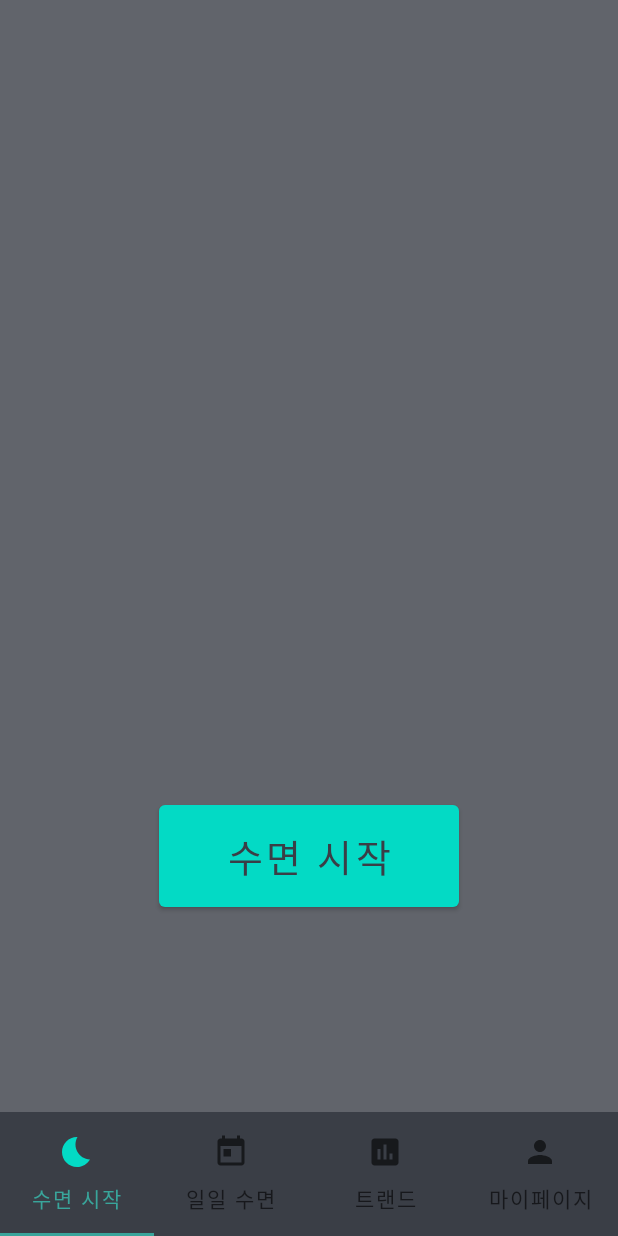
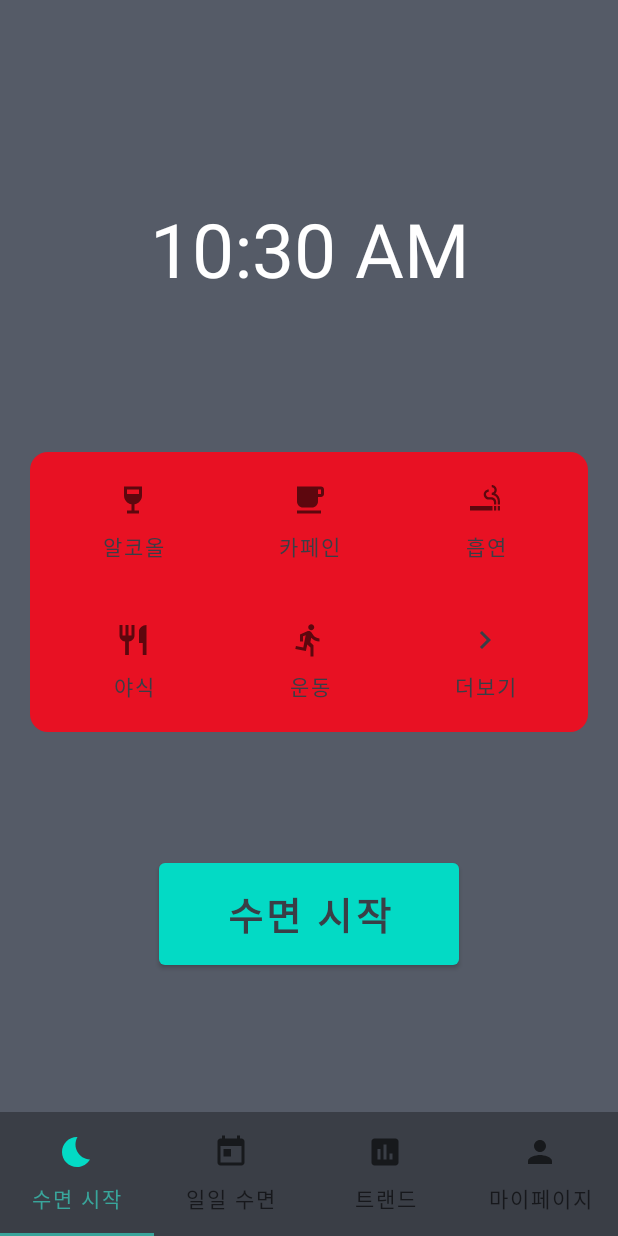
Before and after one commit to kpuce2021/Rebound, an Android app: the screen it shows after launch (MainActivity), on a phone screen of 412 x 824 dp. Run offline under Robolectric (Android 15) with nearby library versions, the phone set to English and light mode, and no system bars.

Commit message:
main 2021.01.28

```diff
--- /dev/null
+++ b/sleepwell/app/src/main/res/drawable/ic_baseline_directions_run_24.xml
@@ -0,0 +1,10 @@
+<vector xmlns:android="http://schemas.android.com/apk/res/android"
+    android:width="24dp"
+    android:height="24dp"
+    android:viewportWidth="24"
+    android:viewportHeight="24"
+    android:tint="?attr/colorControlNormal">
+  <path
+      android:fillColor="@android:color/white"
+      android:pathData="M13.49,5.48c1.1,0 2,-0.9 2,-2s-0.9,-2 -2,-2 -2,0.9 -2,2 0.9,2 2,2zM9.89,19.38l1,-4.4 2.1,2v6h2v-7.5l-2.1,-2 0.6,-3c1.3,1.5 3.3,2.5 5.5,2.5v-2c-1.9,0 -3.5,-1 -4.3,-2.4l-1,-1.6c-0.4,-0.6 -1,-1 -1.7,-1 -0.3,0 -0.5,0.1 -0.8,0.1l-5.2,2.2v4.7h2v-3.4l1.8,-0.7 -1.6,8.1 -4.9,-1 -0.4,2 7,1.4z"/>
+</vector>
--- /dev/null
+++ b/sleepwell/app/src/main/res/drawable/ic_baseline_keyboard_arrow_right_24.xml
@@ -0,0 +1,10 @@
+<vector xmlns:android="http://schemas.android.com/apk/res/android"
+    android:width="24dp"
+    android:height="24dp"
+    android:viewportWidth="24"
+    android:viewportHeight="24"
+    android:tint="?attr/colorControlNormal">
+  <path
+      android:fillColor="@android:color/white"
+      android:pathData="M8.59,16.59L13.17,12 8.59,7.41 10,6l6,6 -6,6 -1.41,-1.41z"/>
+</vector>
--- /dev/null
+++ b/sleepwell/app/src/main/res/drawable/ic_baseline_local_cafe_24.xml
@@ -0,0 +1,10 @@
+<vector xmlns:android="http://schemas.android.com/apk/res/android"
+    android:width="24dp"
+    android:height="24dp"
+    android:viewportWidth="24"
+    android:viewportHeight="24"
+    android:tint="?attr/colorControlNormal">
+  <path
+      android:fillColor="@android:color/white"
+      android:pathData="M20,3L4,3v10c0,2.21 1.79,4 4,4h6c2.21,0 4,-1.79 4,-4v-3h2c1.11,0 2,-0.9 2,-2L22,5c0,-1.11 -0.89,-2 -2,-2zM20,8h-2L18,5h2v3zM4,19h16v2L4,21z"/>
+</vector>
--- /dev/null
+++ b/sleepwell/app/src/main/res/drawable/ic_baseline_restaurant_24.xml
@@ -0,0 +1,10 @@
+<vector xmlns:android="http://schemas.android.com/apk/res/android"
+    android:width="24dp"
+    android:height="24dp"
+    android:viewportWidth="24"
+    android:viewportHeight="24"
+    android:tint="?attr/colorControlNormal">
+  <path
+      android:fillColor="@android:color/white"
+      android:pathData="M11,9L9,9L9,2L7,2v7L5,9L5,2L3,2v7c0,2.12 1.66,3.84 3.75,3.97L6.75,22h2.5v-9.03C11.34,12.84 13,11.12 13,9L13,2h-2v7zM16,6v8h2.5v8L21,22L21,2c-2.76,0 -5,2.24 -5,4z"/>
+</vector>
--- /dev/null
+++ b/sleepwell/app/src/main/res/drawable/ic_baseline_smoking_rooms_24.xml
@@ -0,0 +1,10 @@
+<vector xmlns:android="http://schemas.android.com/apk/res/android"
+    android:width="24dp"
+    android:height="24dp"
+    android:viewportWidth="24"
+    android:viewportHeight="24"
+    android:tint="?attr/colorControlNormal">
+  <path
+      android:fillColor="@android:color/white"
+      android:pathData="M2,16h15v3L2,19zM20.5,16L22,16v3h-1.5zM18,16h1.5v3L18,19zM18.85,7.73c0.62,-0.61 1,-1.45 1,-2.38C19.85,3.5 18.35,2 16.5,2v1.5c1.02,0 1.85,0.83 1.85,1.85S17.52,7.2 16.5,7.2v1.5c2.24,0 4,1.83 4,4.07L20.5,15L22,15v-2.24c0,-2.22 -1.28,-4.14 -3.15,-5.03zM16.03,10.2L14.5,10.2c-1.02,0 -1.85,-0.98 -1.85,-2s0.83,-1.75 1.85,-1.75v-1.5c-1.85,0 -3.35,1.5 -3.35,3.35s1.5,3.35 3.35,3.35h1.53c1.05,0 1.97,0.74 1.97,2.05L18,15h1.5v-1.64c0,-1.81 -1.6,-3.16 -3.47,-3.16z"/>
+</vector>
--- /dev/null
+++ b/sleepwell/app/src/main/res/drawable/ic_baseline_wine_bar_24.xml
@@ -0,0 +1,10 @@
+<vector xmlns:android="http://schemas.android.com/apk/res/android"
+    android:width="24dp"
+    android:height="24dp"
+    android:viewportWidth="24"
+    android:viewportHeight="24"
+    android:tint="?attr/colorControlNormal">
+  <path
+      android:fillColor="@android:color/white"
+      android:pathData="M6,3l0,6c0,2.97 2.16,5.43 5,5.91V19H8v2h8v-2h-3v-4.09c2.84,-0.48 5,-2.94 5,-5.91l0,-6H6zM16,8H8l0,-3h8C16,5 16,8 16,8z"/>
+</vector>
--- /dev/null
+++ b/sleepwell/app/src/main/res/drawable/roundlayout.xml
@@ -0,0 +1,11 @@
+<?xml version="1.0" encoding="utf-8"?>
+<shape xmlns:android="http://schemas.android.com/apk/res/android"
+    android:padding="10dp"
+    android:shape="rectangle" >
+    <solid android:color="#E81123" />
+    <corners
+        android:bottomLeftRadius="12dp"
+        android:bottomRightRadius="12dp"
+        android:topLeftRadius="12dp"
+        android:topRightRadius="12dp" />
+</shape>
--- a/sleepwell/app/src/main/res/layout/fragment_0.xml
+++ b/sleepwell/app/src/main/res/layout/fragment_0.xml
@@ -2,6 +2,7 @@
 <FrameLayout xmlns:android="http://schemas.android.com/apk/res/android"
     xmlns:app="http://schemas.android.com/apk/res-auto"
     xmlns:tools="http://schemas.android.com/tools"
+    android:background="@color/background2"
     android:layout_width="match_parent"
     android:layout_height="match_parent"
     tools:context=".Fragment0">
@@ -9,19 +10,96 @@
         android:layout_width="match_parent"
         android:layout_height="match_parent">
 
+        <DigitalClock
+            android:id="@+id/clock"
+            android:layout_width="wrap_content"
+            android:layout_height="wrap_content"
+            android:layout_marginTop="70dp"
+            android:layout_marginBottom="20dp"
+            android:textColor="#FFFFFF"
+            android:textSize="50dp"
+            app:layout_constraintBottom_toTopOf="@+id/table0"
+            app:layout_constraintEnd_toEndOf="parent"
+            app:layout_constraintStart_toStartOf="parent"
+            app:layout_constraintTop_toTopOf="parent" />
+
+        <TableLayout
+            android:id="@+id/table0"
+            android:layout_width="match_parent"
+            android:layout_height="wrap_content"
+            android:layout_margin="20dp"
+            android:layout_marginTop="20dp"
+            android:layout_marginBottom="50dp"
+            android:background="@drawable/roundlayout"
+            app:layout_constraintBottom_toTopOf="@id/sleep_btn"
+            app:layout_constraintEnd_toEndOf="parent"
+            app:layout_constraintStart_toStartOf="parent"
+            app:layout_constraintTop_toBottomOf="@id/clock">
+
+            <TableRow android:layout_margin="10dp">
+
+                <Button
+                    android:layout_weight="1"
+                    android:background="#00000000"
+                    android:drawableTop="@drawable/ic_baseline_wine_bar_24"
+                    android:text="알코올"
+                    android:textColor="@color/background"></Button>
+
+                <Button
+                    android:layout_weight="1"
+                    android:background="#00000000"
+                    android:drawableTop="@drawable/ic_baseline_local_cafe_24"
+                    android:text="카페인"
+                    android:textColor="@color/background"></Button>
+
+                <Button
+                    android:layout_weight="1"
+                    android:background="#00000000"
+                    android:drawableTop="@drawable/ic_baseline_smoking_rooms_24"
+                    android:text="흡연"
+                    android:textColor="@color/background"></Button>
+            </TableRow>
+
+            <TableRow android:layout_margin="10dp">
+
+                <Button
+                    android:layout_weight="1"
+                    android:background="#00000000"
+                    android:drawableTop="@drawable/ic_baseline_restaurant_24"
+                    android:text="야식"
+                    android:textColor="@color/background"></Button>
+
+                <Button
+                    android:layout_weight="1"
+                    android:background="#00000000"
+                    android:drawableTop="@drawable/ic_baseline_directions_run_24"
+                    android:text="운동"
+                    android:textColor="@color/background"></Button>
+
+                <Button
+                    android:layout_weight="1"
+                    android:background="#00000000"
+                    android:drawableTop="@drawable/ic_baseline_keyboard_arrow_right_24"
+                    android:drawableTint="@color/background"
+                    android:text="더보기"
+                    android:textColor="@color/background"></Button>
+            </TableRow>
+        </TableLayout>
+
         <Button
-            android:textColor="@color/background"
+            android:textStyle="bold"
+            android:id="@+id/sleep_btn"
             android:layout_width="200dp"
             android:layout_height="80dp"
-            android:layout_marginTop="400dp"
+            android:layout_marginBottom="30dp"
             android:text="수면 시작"
+            android:textColor="@color/background"
             android:textSize="25dp"
             app:layout_constraintBottom_toBottomOf="parent"
             app:layout_constraintEnd_toEndOf="parent"
             app:layout_constraintStart_toStartOf="parent"
-            app:layout_constraintTop_toTopOf="parent"></Button>
+            app:layout_constraintTop_toBottomOf="@id/table0"></Button>
+
     </androidx.constraintlayout.widget.ConstraintLayout>
 
-
-
 </FrameLayout>
--- a/sleepwell/app/src/main/res/values/colors.xml
+++ b/sleepwell/app/src/main/res/values/colors.xml
@@ -8,5 +8,5 @@
     <color name="black">#FF000000</color>
     <color name="white">#FFFFFFFF</color>
     <color name="background">#3A3E46</color>
-    <color name="background2">#CC3A3E46</color>
+    <color name="background2">#555B67</color>
 </resources>
```
